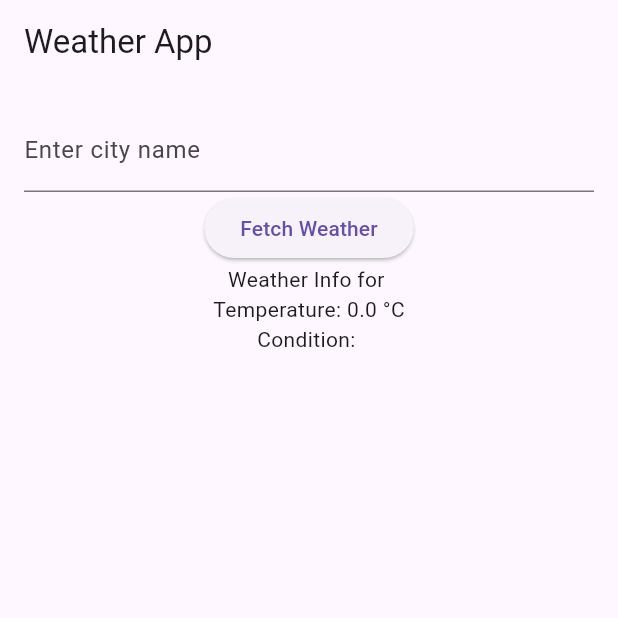
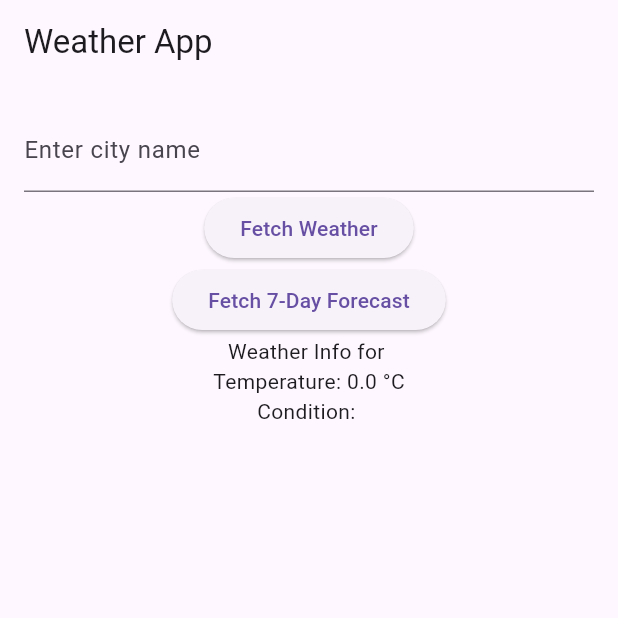
Before and after one commit to AndresZ1129/weather_info_app, a Flutter app: the screen it shows after launch, on a phone screen of 412 x 824 dp, the top half of it. Run offline on Flutter 3.47's test engine with Material 3 defaults, Android fonts, the phone set to English and light mode, and no system bars.

Commit message:
Added button for 7-day weather forecast

```diff
--- a/lib/main.dart
+++ b/lib/main.dart
@@ -55,6 +55,10 @@ class _WeatherAppState extends State<WeatherApp> {
               onPressed: fetchWeather,
               child: const Text('Fetch Weather'),
             ),
+            ElevatedButton(
+              onPressed: () {}, // This will be implemented in the next step
+              child: const Text('Fetch 7-Day Forecast'),
+            ),
             Text('Weather Info for $cityName'),
             Text('Temperature: $temperature °C'),
             Text('Condition: $weatherCondition'),
```
